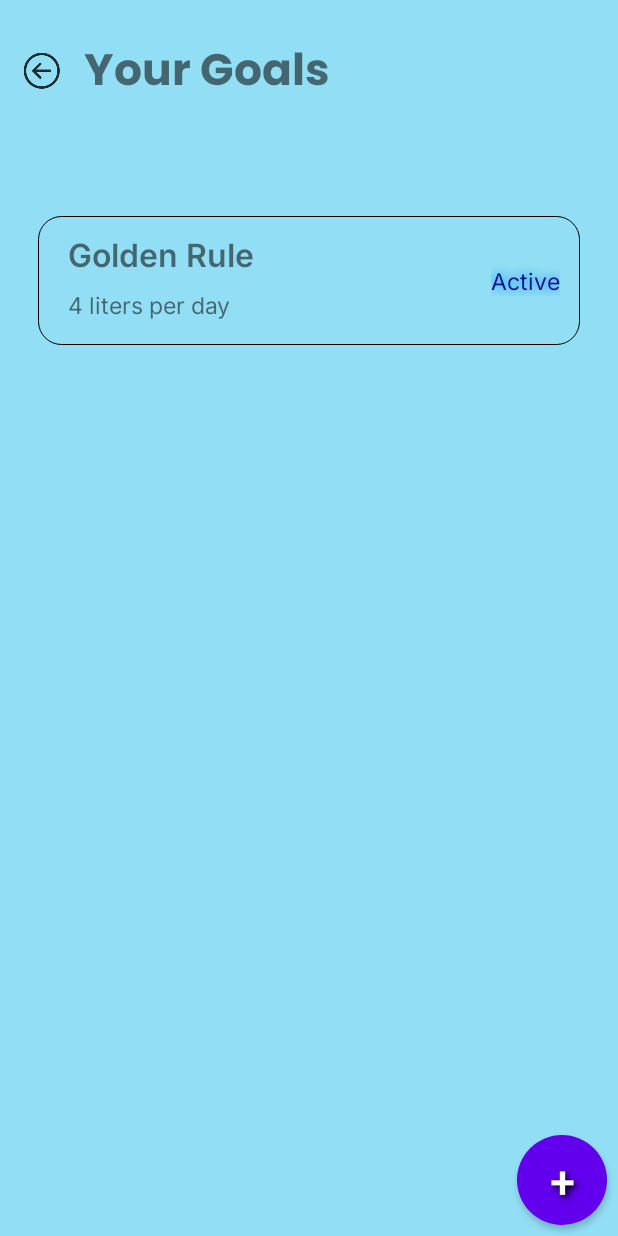
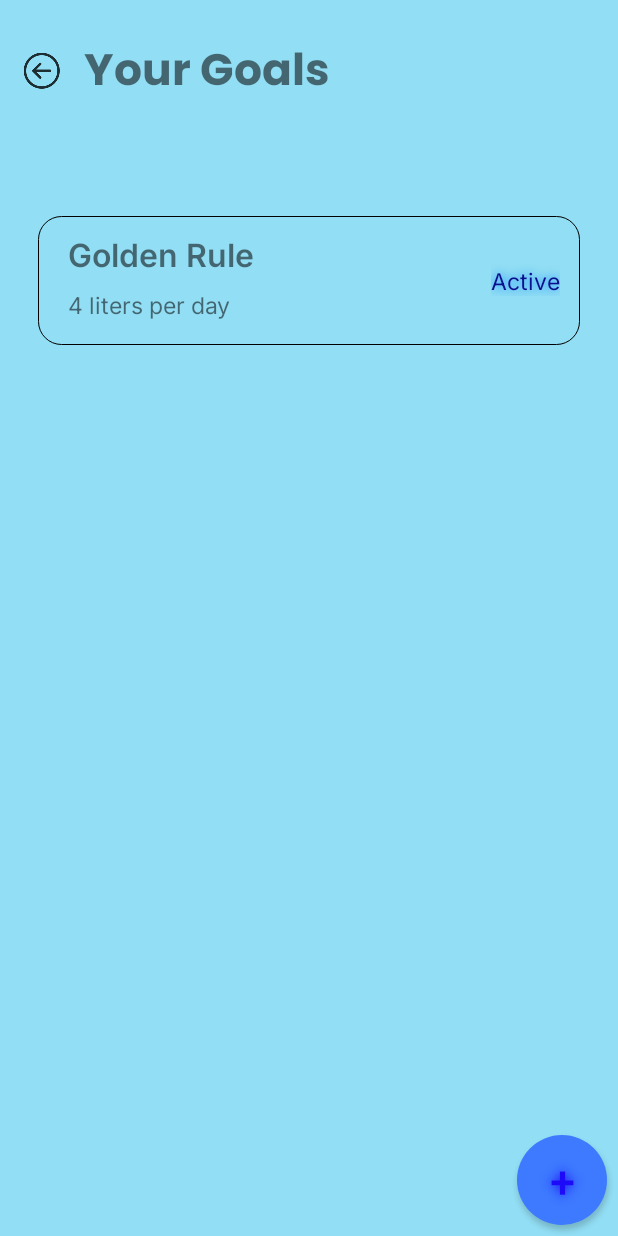
Before and after one commit to LassazVegaz/AquaCube, an Android app: the screen it shows after launch (GoalsListActivity), on a phone screen of 412 x 824 dp. Run offline under Robolectric (Android 15) with nearby library versions, the phone set to English and light mode, and no system bars.

Commit message:
plus icon

```diff
--- a/app/src/main/res/drawable/add_button_background.xml
+++ b/app/src/main/res/drawable/add_button_background.xml
@@ -3,7 +3,7 @@
     <item>
         <shape android:shape="oval">
             <size android:width="60px" android:height="60px" />
-            <solid android:color="#1B4DFF" />
+            <solid android:color="#3d7aff" />
         </shape>
     </item>
 </selector>
--- a/app/src/main/res/layout/activity_goals_list.xml
+++ b/app/src/main/res/layout/activity_goals_list.xml
@@ -116,12 +116,17 @@
             android:layout_marginEnd="7dp"
             android:layout_marginBottom="7dp"
             android:background="@drawable/add_button_background"
+            android:backgroundTint="@color/transparent"
+            android:shadowColor="#1D0AF9"
+            android:shadowDx="0"
+            android:shadowDy="0"
+            android:shadowRadius="8"
             android:text="+"
+            android:textColor="#1D0AF9"
+            android:textColorHighlight="@color/transparent"
+            android:textColorHint="@color/transparent"
+            android:textColorLink="@color/transparent"
             android:textSize="30dp"
-            android:shadowColor="#000000"
-            android:shadowDx="3"
-            android:shadowDy="3"
-            android:shadowRadius="5"
             app:layout_constraintBottom_toBottomOf="parent"
             app:layout_constraintEnd_toEndOf="parent" />
 
--- a/app/src/main/res/values/themes.xml
+++ b/app/src/main/res/values/themes.xml
@@ -2,7 +2,7 @@
     <!-- Base application theme. -->
     <style name="Theme.IceCube" parent="Theme.MaterialComponents.DayNight.NoActionBar">
         <!-- Primary brand color. -->
-        <item name="colorPrimary">@color/purple_500</item>
+        <item name="colorPrimary">#3d7aff</item>
         <item name="colorPrimaryVariant">@color/purple_700</item>
         <item name="colorOnPrimary">@color/white</item>
         <!-- Secondary brand color. -->
```
